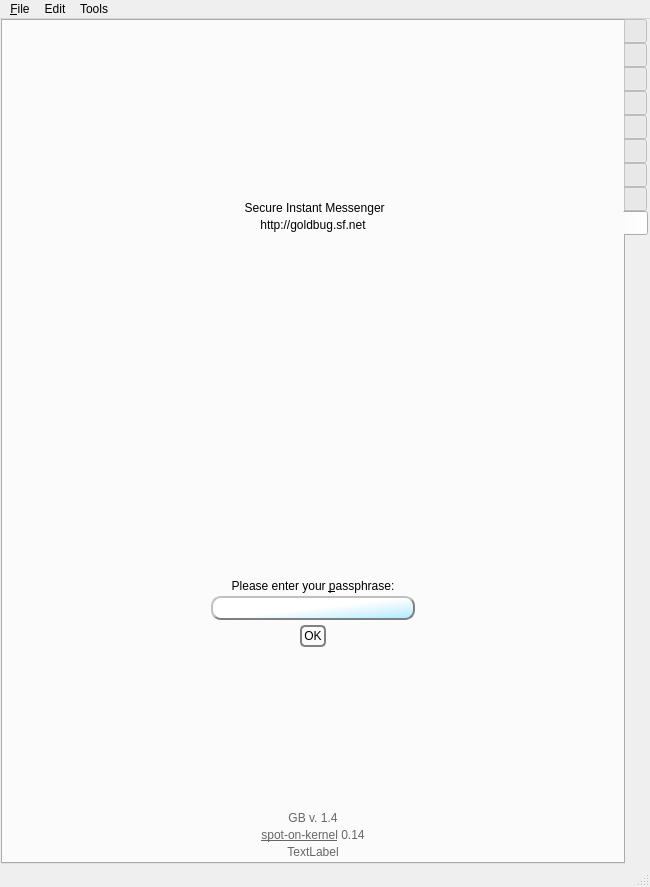
Before: the Qt Designer form GoldBug-UI/controlcenter.ui in xloem/spot-on-svn, drawn with Qt 5.
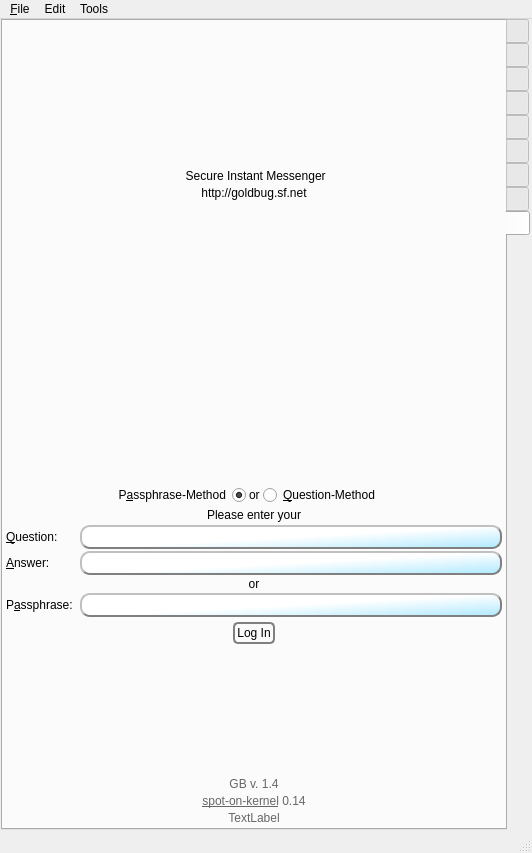
After: the same form once the commit is applied. The open tabs and pages were chosen to show the change. Icons and pictures are not drawn. Custom widgets are drawn as their Qt base class.

What changed in the file:
```diff
--- a/GoldBug-UI/controlcenter.ui
+++ b/GoldBug-UI/controlcenter.ui
@@ -6,22 +6,10 @@
    <rect>
     <x>0</x>
     <y>0</y>
-    <width>650</width>
-    <height>887</height>
+    <width>532</width>
+    <height>853</height>
    </rect>
   </property>
-  <property name="sizePolicy">
-   <sizepolicy hsizetype="Preferred" vsizetype="Maximum">
-    <horstretch>0</horstretch>
-    <verstretch>0</verstretch>
-   </sizepolicy>
-  </property>
-  <property name="maximumSize">
-   <size>
-    <width>16777215</width>
-    <height>16777215</height>
-   </size>
-  </property>
   <property name="windowTitle">
    <string>GoldBug Instant Messenger</string>
   </property>
@@ -9155,6 +9143,46 @@
             </property>
            </spacer>
           </item>
+          <item>
+           <layout class="QHBoxLayout" name="horizontalLayout_22">
+            <property name="topMargin">
+             <number>0</number>
+            </property>
+            <item>
+             <widget class="QRadioButton" name="passphrase_rb_authenticate">
+              <property name="layoutDirection">
+               <enum>Qt::RightToLeft</enum>
+              </property>
+              <property name="text">
+               <string>P&amp;assphrase-Method</string>
+              </property>
+              <property name="checked">
+               <bool>true</bool>
+              </property>
+             </widget>
+            </item>
+            <item>
+             <widget class="QLabel" name="label_99">
+              <property name="sizePolicy">
+               <sizepolicy hsizetype="Fixed" vsizetype="Preferred">
+                <horstretch>0</horstretch>
+                <verstretch>0</verstretch>
+               </sizepolicy>
+              </property>
+              <property name="text">
+               <string>or</string>
+              </property>
+             </widget>
+            </item>
+            <item>
+             <widget class="QRadioButton" name="question_rb_authenticate">
+              <property name="text">
+               <string>&amp;Question-Method</string>
+              </property>
+             </widget>
+            </item>
+           </layout>
+          </item>
           <item>
            <layout class="QHBoxLayout" name="horizontalLayout_32">
             <property name="topMargin">
@@ -9163,7 +9191,7 @@
             <item>
              <widget class="QLabel" name="passphraseLabel">
               <property name="text">
-               <string>Please enter your &amp;passphrase:</string>
+               <string>Please enter your</string>
               </property>
               <property name="alignment">
                <set>Qt::AlignCenter</set>
@@ -9176,21 +9204,72 @@
            </layout>
           </item>
           <item>
-           <layout class="QHBoxLayout" name="horizontalLayout_13">
-            <item>
-             <spacer name="horizontalSpacer_6">
-              <property name="orientation">
-               <enum>Qt::Horizontal</enum>
-              </property>
-              <property name="sizeHint" stdset="0">
-               <size>
-                <width>1</width>
-                <height>1</height>
-               </size>
-              </property>
-             </spacer>
+           <layout class="QFormLayout" name="formLayout">
+            <property name="horizontalSpacing">
+             <number>7</number>
+            </property>
+            <property name="verticalSpacing">
+             <number>2</number>
+            </property>
+            <property name="topMargin">
+             <number>0</number>
+            </property>
+            <item row="3" column="1">
+             <widget class="QLineEdit" name="answer_authenticate">
+              <property name="styleSheet">
+               <string notr="true">QLineEdit#answer_authenticate {
+background-color: qlineargradient(spread:pad, x1:0.968, y1:0.932, x2:0.513, y2:0.5, stop:0 rgba(183, 235, 255, 255), stop:1 rgba(255, 255, 255, 255)); 
+     border-style: outset;
+     border-width: 2px;
+     border-radius: 10px;
+     border-color: grey;
+     min-width: 10em;
+     padding: 2px;
+ }
+</string>
+              </property>
+              <property name="echoMode">
+               <enum>QLineEdit::Password</enum>
+              </property>
+             </widget>
             </item>
-            <item>
+            <item row="2" column="1">
+             <widget class="QLineEdit" name="question_authenticate">
+              <property name="styleSheet">
+               <string notr="true">QLineEdit#question_authenticate {
+background-color: qlineargradient(spread:pad, x1:0.968, y1:0.932, x2:0.513, y2:0.5, stop:0 rgba(183, 235, 255, 255), stop:1 rgba(255, 255, 255, 255)); 
+     border-style: outset;
+     border-width: 2px;
+     border-radius: 10px;
+     border-color: grey;
+     min-width: 10em;
+     padding: 2px;
+ }
+</string>
+              </property>
+             </widget>
+            </item>
+            <item row="3" column="0">
+             <widget class="QLabel" name="label_100">
+              <property name="text">
+               <string>&amp;Answer:</string>
+              </property>
+              <property name="buddy">
+               <cstring>answer_authenticate</cstring>
+              </property>
+             </widget>
+            </item>
+            <item row="2" column="0">
+             <widget class="QLabel" name="label_94">
+              <property name="text">
+               <string>&amp;Question:</string>
+              </property>
+              <property name="buddy">
+               <cstring>question_authenticate</cstring>
+              </property>
+             </widget>
+            </item>
+            <item row="5" column="1">
              <widget class="QLineEdit" name="passphrase">
               <property name="toolTip">
                <string>Passphrase</string>
@@ -9212,18 +9291,25 @@
               </property>
              </widget>
             </item>
-            <item>
-             <spacer name="horizontalSpacer_9">
-              <property name="orientation">
-               <enum>Qt::Horizontal</enum>
+            <item row="5" column="0">
+             <widget class="QLabel" name="label_96">
+              <property name="text">
+               <string>P&amp;assphrase:</string>
               </property>
-              <property name="sizeHint" stdset="0">
-               <size>
-                <width>1</width>
-                <height>1</height>
-               </size>
+              <property name="buddy">
+               <cstring>passphrase</cstring>
               </property>
-             </spacer>
+             </widget>
+            </item>
+            <item row="4" column="0" colspan="2">
+             <widget class="QLabel" name="label_101">
+              <property name="text">
+               <string>or</string>
+              </property>
+              <property name="alignment">
+               <set>Qt::AlignCenter</set>
+              </property>
+             </widget>
             </item>
            </layout>
           </item>
@@ -9271,7 +9357,7 @@
 </string>
               </property>
               <property name="text">
-               <string>OK</string>
+               <string>Log In</string>
               </property>
               <property name="icon">
                <iconset resource="../Icons/icons.qrc">
@@ -9405,8 +9491,8 @@
     <rect>
      <x>0</x>
      <y>0</y>
-     <width>650</width>
-     <height>25</height>
+     <width>532</width>
+     <height>23</height>
     </rect>
    </property>
    <widget class="QMenu" name="menu_File">
```
Left out of the diff: 274 changed lines with no effect on the pictures. Lines whose indentation alone changed are shown as unchanged.
